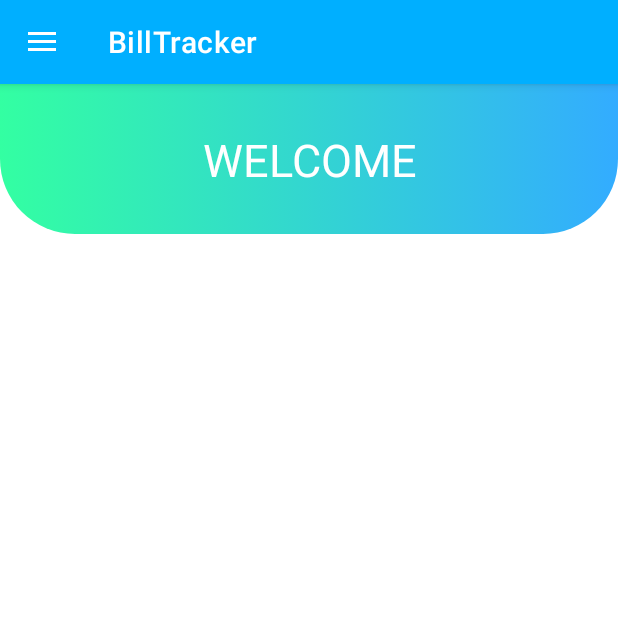
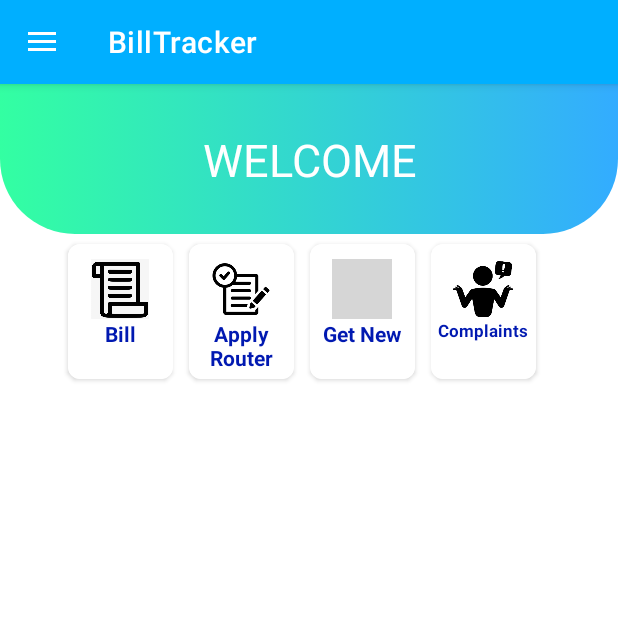
Before and after one commit to SankalpaLokuliyanage/BillTracker, an Android app: the HomeFragment screen opened directly, with no data from a screen before it, on a phone screen of 412 x 824 dp, the top half of it. Run offline under Robolectric (Android 15) with nearby library versions, the phone set to English and light mode, and no system bars; our stand-ins replace Firebase (no records; nobody signed in at launch, a user with empty details on screens opened directly); 2 statements that could not run were skipped; grey boxes are pictures that could not be loaded.

Commit message:
create title in home fragment

```diff
--- a/app/build.gradle
+++ b/app/build.gradle
@@ -46,7 +46,29 @@ dependencies {
     testImplementation 'junit:junit:4.13.2'
     androidTestImplementation 'androidx.test.ext:junit:1.1.5'
     androidTestImplementation 'androidx.test.espresso:espresso-core:3.5.1'
-    // dependency for slider view
+
+    //Glide
+    implementation 'com.github.bumptech.glide:glide:4.12.0'
+    annotationProcessor 'com.github.bumptech.glide:compiler:4.12.0'
+
+    implementation 'com.intuit.sdp:sdp-android:1.0.6'
+    implementation 'com.intuit.ssp:ssp-android:1.0.6'
+
+    //recycler view
+    implementation 'androidx.recyclerview:recyclerview:1.3.0'
+
+    //material design
+    implementation 'com.google.android.material:material:1.8.0'
+
+    //multidex
+    implementation 'com.android.support:multidex:1.0.3'
+
+    //retrofit
+    implementation 'com.squareup.retrofit2:retrofit:2.9.0'
+    implementation 'com.squareup.retrofit2:converter-scalars:2.9.0'
+
+    //swipe refresh layout
+    implementation 'androidx.swiperefreshlayout:swiperefreshlayout:1.1.0'
 
 
 
--- /dev/null
+++ b/app/src/main/java/com/example/billtrackermobile/Adaptors/TitleAdaptor.java
@@ -0,0 +1,75 @@
+package com.example.billtrackermobile.Adaptors;
+
+import android.content.Context;
+import android.content.Intent;
+import android.util.Log;
+import android.view.LayoutInflater;
+import android.view.View;
+import android.view.ViewGroup;
+import android.widget.ImageView;
+import android.widget.TextView;
+
+import androidx.annotation.NonNull;
+import androidx.recyclerview.widget.RecyclerView;
+
+import com.bumptech.glide.Glide;
+import com.example.billtrackermobile.MainActivity;
+import com.example.billtrackermobile.R;
+import com.example.billtrackermobile.models.TitleCategories;
+
+import java.lang.reflect.Array;
+import java.util.ArrayList;
+import java.util.List;
+
+public class TitleAdaptor extends RecyclerView.Adapter<TitleAdaptor.ViewHolder> {
+
+
+    private static final String TAG = "TitleAdaptor";
+
+    //vars
+    private ArrayList<String> mNames = new ArrayList<>();
+    private ArrayList<String> mImageUrls = new ArrayList<>();
+    private Context context;
+
+    public TitleAdaptor(Context context, ArrayList<String> mNames, ArrayList<String> mImageUrls) {
+        this.mNames = mNames;
+        this.mImageUrls = mImageUrls;
+        this.context = context;
+    }
+
+    @NonNull
+    @Override
+    public ViewHolder onCreateViewHolder(@NonNull ViewGroup parent, int viewType) {
+       View view = LayoutInflater.from(parent.getContext()).inflate(R.layout.title_cat_items, parent, false);
+
+        return new ViewHolder(view);
+    }
+
+    @Override
+    public void onBindViewHolder(@NonNull ViewHolder holder, int position) {
+        Log.d(TAG, "onBindViewHolder: called");
+        Glide.with(context)
+                .asBitmap()
+                .load(mImageUrls.get(position))
+                .into(holder.titleImage);
+    }
+
+    @Override
+    public int getItemCount() {
+        return mImageUrls.size();
+    }
+
+    public class ViewHolder extends RecyclerView.ViewHolder {
+
+        ImageView titleImage;
+        TextView name;
+
+        public ViewHolder(@NonNull View itemView) {
+            super(itemView);
+            titleImage = itemView.findViewById(R.id.title_cat_img);
+            name = itemView.findViewById(R.id.cat_title_name);
+        }
+    }
+
+
+}
--- a/app/src/main/java/com/example/billtrackermobile/HomeFragment.java
+++ b/app/src/main/java/com/example/billtrackermobile/HomeFragment.java
@@ -30,12 +30,10 @@ public class HomeFragment extends Fragment {
 
     TextView number;
 
-    RecyclerView titlesrec;
 
     FirebaseAuth auth;
     FirebaseDatabase database;
 
-    List<TitleCategories> titleCategoriesList;
 
 
     @Override
--- a/app/src/main/res/layout/fragment_home.xml
+++ b/app/src/main/res/layout/fragment_home.xml
@@ -30,15 +30,140 @@
 
     </LinearLayout>
 
+    <LinearLayout
+        android:layout_width="wrap_content"
+        android:layout_height="100dp"
+        android:layout_below="@+id/linearlayout_numbertext"
+        android:layout_alignParentBottom="true"
+        android:layout_marginTop="1dp"
+        android:layout_marginStart="40dp"
+        android:layout_marginEnd="40dp"
+        android:layout_marginBottom="532dp">
 
-    <androidx.recyclerview.widget.RecyclerView
-        android:layout_below="@+id/linearlayout_numbertext"
-        android:layout_width="match_parent"
-        android:layout_height="wrap_content"
-        android:layout_margin="5dp"
-        android:id="@+id/titles"/>
+        <androidx.cardview.widget.CardView
+            android:layout_width="70dp"
+            android:layout_height="90dp"
+            android:layout_margin="5dp"
+            app:cardCornerRadius="8dp">
 
-<!--    <LinearLayout-->
+            <LinearLayout
+                android:layout_width="match_parent"
+                android:layout_height="match_parent"
+                android:background="@color/white"
+                android:gravity="center_horizontal"
+                android:orientation="vertical">
+
+                <ImageView
+                    android:layout_width="40dp"
+                    android:layout_height="40dp"
+                    android:layout_marginTop="10dp"
+                    android:src="@drawable/bill" />
+
+                <TextView
+                    android:layout_width="65dp"
+                    android:layout_height="wrap_content"
+                    android:text="Bill"
+                    android:textAlignment="center"
+                    android:textColor="@color/blue_800"
+                    android:textStyle="bold" />
+            </LinearLayout>
+        </androidx.cardview.widget.CardView>
+
+        <androidx.cardview.widget.CardView
+            android:layout_width="70dp"
+            android:layout_height="90dp"
+            android:layout_margin="5dp"
+            app:cardCornerRadius="8dp">
+
+            <LinearLayout
+                android:layout_width="match_parent"
+                android:layout_height="match_parent"
+                android:background="@color/white"
+                android:gravity="center_horizontal"
+                android:orientation="vertical">
+
+                <ImageView
+                    android:layout_width="40dp"
+                    android:layout_height="40dp"
+                    android:layout_marginTop="10dp"
+                    android:src="@drawable/apply" />
+
+                <TextView
+                    android:layout_width="65dp"
+                    android:layout_height="wrap_content"
+                    android:text="Apply Router"
+                    android:textAlignment="center"
+                    android:textColor="@color/blue_800"
+                    android:textStyle="bold" />
+
+
+            </LinearLayout>
+        </androidx.cardview.widget.CardView>
+
+        <androidx.cardview.widget.CardView
+            android:layout_width="70dp"
+            android:layout_height="90dp"
+            android:layout_margin="5dp"
+            app:cardCornerRadius="8dp">
+
+            <LinearLayout
+                android:layout_width="match_parent"
+                android:layout_height="match_parent"
+                android:background="@color/white"
+                android:gravity="center_horizontal"
+                android:orientation="vertical">
+
+                <ImageView
+                    android:layout_width="40dp"
+                    android:layout_height="40dp"
+                    android:layout_marginTop="10dp"
+                    android:src="@drawable/devices" />
+
+                <TextView
+                    android:layout_width="65dp"
+                    android:layout_height="wrap_content"
+                    android:text="Get New"
+                    android:textAlignment="center"
+                    android:textColor="@color/blue_800"
+                    android:textStyle="bold" />
+            </LinearLayout>
+        </androidx.cardview.widget.CardView>
+
+        <androidx.cardview.widget.CardView
+            android:layout_width="70dp"
+            android:layout_height="90dp"
+            android:layout_margin="5dp"
+            app:cardCornerRadius="8dp">
+
+            <LinearLayout
+                android:layout_width="match_parent"
+                android:layout_height="match_parent"
+                android:background="@color/white"
+                android:gravity="center_horizontal"
+                android:orientation="vertical">
+
+                <ImageView
+                    android:layout_width="40dp"
+                    android:layout_height="40dp"
+                    android:layout_marginTop="10dp"
+                    android:src="@drawable/compaints" />
+
+                <TextView
+                    android:layout_width="65dp"
+                    android:layout_height="wrap_content"
+                    android:text="Complaints"
+                    android:textAlignment="center"
+                    android:textSize="11sp"
+                    android:textColor="@color/blue_800"
+                    android:textStyle="bold" />
+
+
+            </LinearLayout>
+        </androidx.cardview.widget.CardView>
+
+    </LinearLayout>
+
+    <!--    <LinearLayout-->
 <!--        android:layout_width="wrap_content"-->
 <!--        android:layout_height="wrap_content"-->
 <!--        android:layout_alignBottom="@+id/linearlayout_numbertext"-->
```
